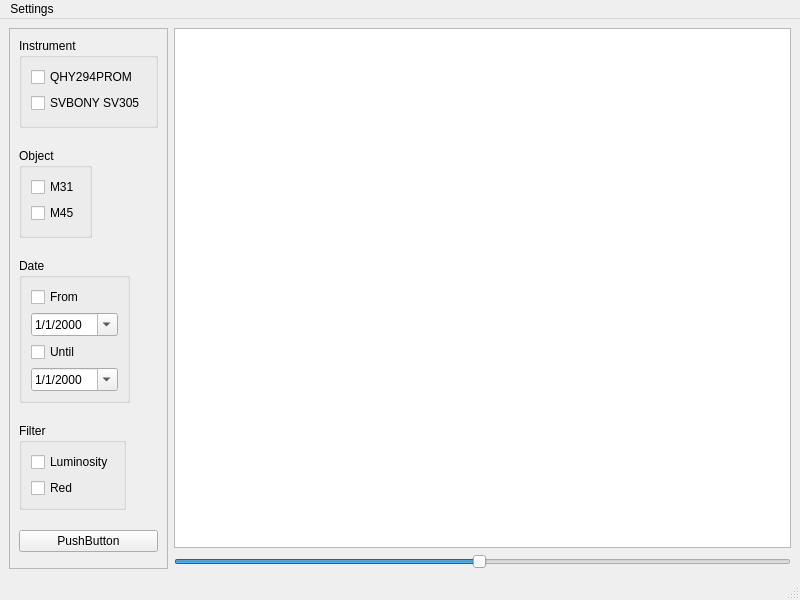
Above: mainwindow.ui from AstrocatApp/AstrocatApp before the change. Below: the same form after it.
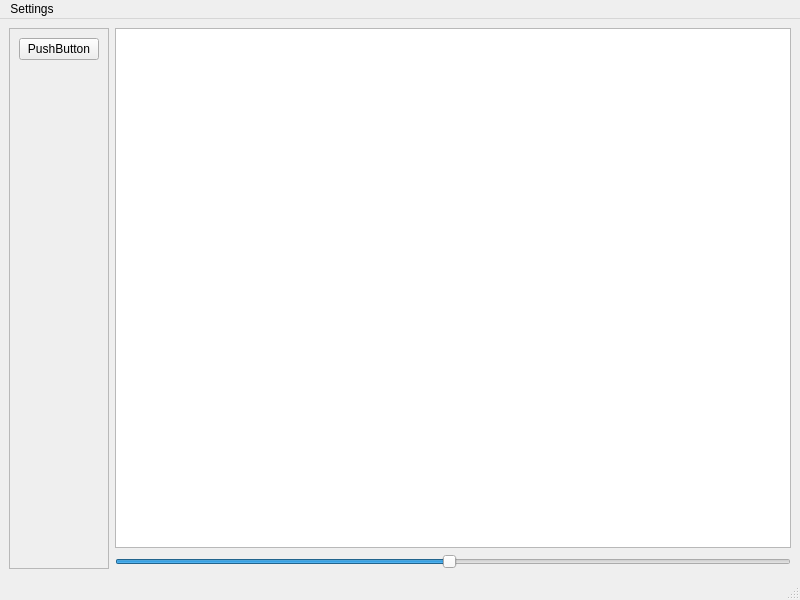
That is the form after the change.

Commit message: Removed the mock widgets

```diff
--- a/mainwindow.ui
+++ b/mainwindow.ui
@@ -32,158 +32,13 @@
          <x>0</x>
          <y>0</y>
          <width>169</width>
-         <height>590</height>
+         <height>523</height>
         </rect>
        </property>
        <layout class="QVBoxLayout" name="verticalLayout_2">
         <property name="spacing">
          <number>20</number>
         </property>
-        <item>
-         <widget class="QGroupBox" name="groupBox">
-          <property name="sizePolicy">
-           <sizepolicy hsizetype="Fixed" vsizetype="Preferred">
-            <horstretch>0</horstretch>
-            <verstretch>0</verstretch>
-           </sizepolicy>
-          </property>
-          <property name="title">
-           <string>Instrument</string>
-          </property>
-          <layout class="QVBoxLayout" name="verticalLayout_3">
-           <property name="spacing">
-            <number>-1</number>
-           </property>
-           <property name="bottomMargin">
-            <number>12</number>
-           </property>
-           <item>
-            <widget class="QCheckBox" name="checkBox">
-             <property name="text">
-              <string>QHY294PROM</string>
-             </property>
-            </widget>
-           </item>
-           <item>
-            <widget class="QCheckBox" name="checkBox_2">
-             <property name="text">
-              <string>SVBONY SV305</string>
-             </property>
-            </widget>
-           </item>
-          </layout>
-         </widget>
-        </item>
-        <item>
-         <widget class="QGroupBox" name="groupBox2">
-          <property name="sizePolicy">
-           <sizepolicy hsizetype="Fixed" vsizetype="Preferred">
-            <horstretch>0</horstretch>
-            <verstretch>0</verstretch>
-           </sizepolicy>
-          </property>
-          <property name="title">
-           <string>Object</string>
-          </property>
-          <layout class="QVBoxLayout" name="verticalLayout_4">
-           <property name="bottomMargin">
-            <number>12</number>
-           </property>
-           <item>
-            <widget class="QCheckBox" name="checkBox21">
-             <property name="text">
-              <string>M31</string>
-             </property>
-            </widget>
-           </item>
-           <item>
-            <widget class="QCheckBox" name="checkBox_22">
-             <property name="text">
-              <string>M45</string>
-             </property>
-            </widget>
-           </item>
-          </layout>
-         </widget>
-        </item>
-        <item>
-         <widget class="QGroupBox" name="groupBox3">
-          <property name="sizePolicy">
-           <sizepolicy hsizetype="Fixed" vsizetype="Preferred">
-            <horstretch>0</horstretch>
-            <verstretch>0</verstretch>
-           </sizepolicy>
-          </property>
-          <property name="title">
-           <string>Date</string>
-          </property>
-          <layout class="QVBoxLayout" name="verticalLayout_5">
-           <item>
-            <widget class="QCheckBox" name="checkBox_5">
-             <property name="text">
-              <string>From</string>
-             </property>
-            </widget>
-           </item>
-           <item>
-            <widget class="QDateEdit" name="dateEdit">
-             <property name="displayFormat">
-              <string>M/d/yyyy</string>
-             </property>
-             <property name="calendarPopup">
-              <bool>true</bool>
-             </property>
-            </widget>
-           </item>
-           <item>
-            <widget class="QCheckBox" name="checkBox_6">
-             <property name="text">
-              <string>Until</string>
-             </property>
-            </widget>
-           </item>
-           <item>
-            <widget class="QDateEdit" name="dateEdit_2">
-             <property name="displayFormat">
-              <string>M/d/yyyy</string>
-             </property>
-             <property name="calendarPopup">
-              <bool>true</bool>
-             </property>
-            </widget>
-           </item>
-          </layout>
-         </widget>
-        </item>
-        <item>
-         <widget class="QGroupBox" name="groupBox4">
-          <property name="sizePolicy">
-           <sizepolicy hsizetype="Fixed" vsizetype="Preferred">
-            <horstretch>0</horstretch>
-            <verstretch>0</verstretch>
-           </sizepolicy>
-          </property>
-          <property name="title">
-           <string>Filter</string>
-          </property>
-          <layout class="QVBoxLayout" name="verticalLayout_5">
-           <item>
-            <widget class="QCheckBox" name="checkBox25">
-             <property name="text">
-              <string>Luminosity</string>
-             </property>
-            </widget>
-           </item>
-           <item>
-            <widget class="QCheckBox" name="checkBox_26">
-             <property name="text">
-              <string>Red</string>
-             </property>
-            </widget>
-           </item>
-          </layout>
-         </widget>
-        </item>
         <item>
          <widget class="QPushButton" name="pushButton">
           <property name="text">
```
